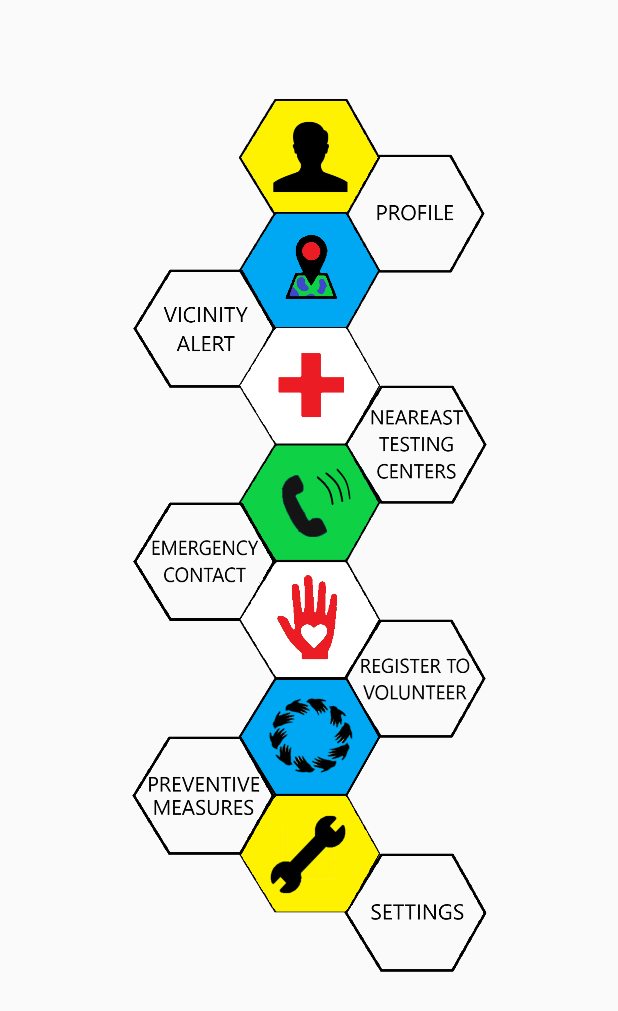
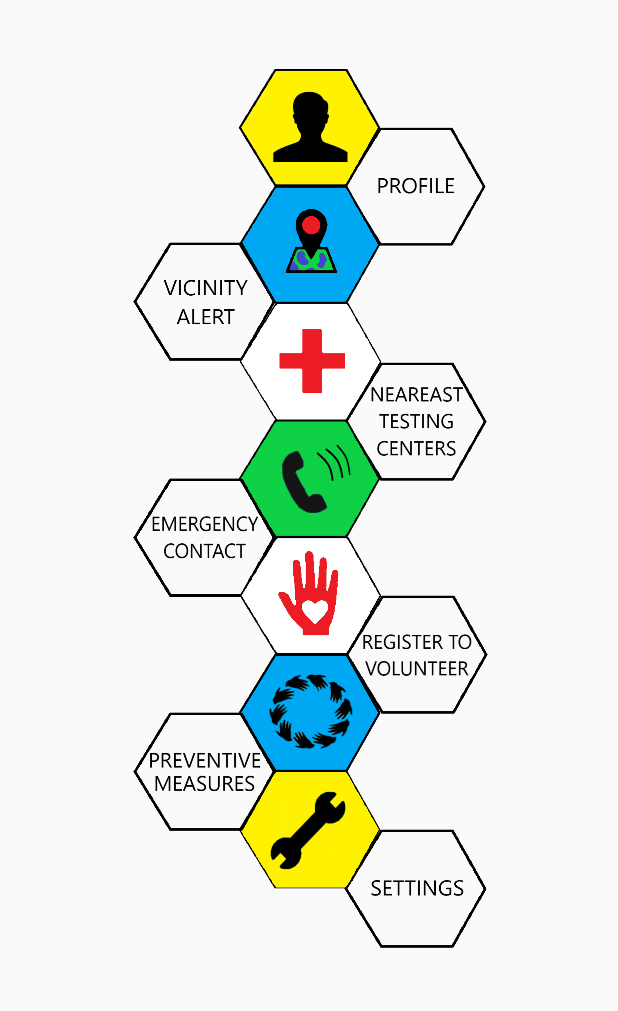
Before and after one commit to covidtracker192/KASH, an Android app: the home screen opened directly, with no data from a screen before it, on a phone screen of 412 x 824 dp. Shown: the top 1011 px of the screen. Run offline under Robolectric (Android 15) with nearby library versions, the light colour scheme and no system bars.

Commit message:
Changes made to home page

```diff
--- a/AndroidStudioProjects/KASH/app/src/main/AndroidManifest.xml
+++ b/AndroidStudioProjects/KASH/app/src/main/AndroidManifest.xml
@@ -14,7 +14,7 @@
         android:supportsRtl="true"
         android:theme="@style/AppTheme">
 
-        <activity android:name=".emergency_contact" />
+        <activity android:name=".emergency_contact"/>
         <activity android:name=".update_profile" />
         <!--
              The API key for Google Maps-based APIs is defined as a string resource.
--- a/AndroidStudioProjects/KASH/app/src/main/res/layout-land/activity_home.xml
+++ /dev/null
@@ -1,81 +0,0 @@
-<?xml version="1.0" encoding="utf-8"?>
-<androidx.constraintlayout.widget.ConstraintLayout xmlns:android="http://schemas.android.com/apk/res/android"
-    xmlns:app="http://schemas.android.com/apk/res-auto"
-    xmlns:tools="http://schemas.android.com/tools"
-    android:layout_width="match_parent"
-    android:layout_height="match_parent"
-    tools:context=".home">
-
-    <Button
-        android:id="@+id/button10"
-        android:layout_width="300dp"
-        android:layout_height="75dp"
-        android:layout_marginStart="10dp"
-        android:layout_marginTop="20dp"
-        android:layout_marginEnd="10dp"
-        android:background="#BDF3FB"
-        android:text="@string/path_highlight"
-        android:textColor="#000000"
-        android:textSize="26sp"
-        app:layout_constraintEnd_toEndOf="parent"
-        app:layout_constraintHorizontal_bias="0.529"
-        app:layout_constraintStart_toEndOf="@+id/button7"
-        app:layout_constraintTop_toBottomOf="@+id/button8" />
-
-    <Button
-        android:id="@+id/button9"
-        android:layout_width="300dp"
-        android:layout_height="75dp"
-        android:layout_marginTop="20dp"
-        android:background="#BDF3FB"
-        android:text="@string/settings"
-        android:textColor="#000000"
-        android:textSize="26sp"
-        app:layout_constraintEnd_toEndOf="parent"
-        app:layout_constraintStart_toStartOf="parent"
-        app:layout_constraintTop_toBottomOf="@+id/button7" />
-
-    <Button
-        android:id="@+id/button8"
-        android:layout_width="300dp"
-        android:layout_height="75dp"
-        android:layout_marginStart="10dp"
-        android:layout_marginEnd="10dp"
-        android:background="#BDF3FB"
-        android:text="@string/area_demographics"
-        android:textColor="#000000"
-        android:textSize="26sp"
-        app:layout_constraintEnd_toEndOf="parent"
-        app:layout_constraintHorizontal_bias="0.523"
-        app:layout_constraintStart_toEndOf="@+id/button2"
-        tools:layout_editor_absoluteY="65dp" />
-
-    <Button
-        android:id="@+id/button7"
-        android:layout_width="300dp"
-        android:layout_height="75dp"
-        android:layout_marginTop="20dp"
-        android:background="#BDF3FB"
-        android:text="@string/vicinity"
-        android:textColor="#000000"
-        android:textSize="26sp"
-        app:layout_constraintEnd_toEndOf="parent"
-        app:layout_constraintHorizontal_bias="0.106"
-        app:layout_constraintStart_toStartOf="parent"
-        app:layout_constraintTop_toBottomOf="@+id/button2" />
-
-    <Button
-        android:id="@+id/button2"
-        android:layout_width="300dp"
-        android:layout_height="75dp"
-        android:background="#BDF3FB"
-        android:text="@string/profile"
-        android:textColor="#000000"
-        android:textSize="26sp"
-        app:layout_constraintBottom_toBottomOf="parent"
-        app:layout_constraintEnd_toEndOf="parent"
-        app:layout_constraintHorizontal_bias="0.106"
-        app:layout_constraintStart_toStartOf="parent"
-        app:layout_constraintTop_toTopOf="parent"
-        app:layout_constraintVertical_bias="0.193" />
-</androidx.constraintlayout.widget.ConstraintLayout>
--- a/AndroidStudioProjects/KASH/app/src/main/res/layout/activity_home.xml
+++ b/AndroidStudioProjects/KASH/app/src/main/res/layout/activity_home.xml
@@ -10,8 +10,8 @@
         android:id="@+id/imageView2"
         android:layout_width="110dp"
         android:layout_height="110dp"
-        android:layout_marginStart="139dp"
-        android:layout_marginTop="87dp"
+        android:layout_marginStart="140dp"
+        android:layout_marginTop="69dp"
         android:clickable="true"
         android:onClick="openprofile"
         app:layout_constraintEnd_toEndOf="parent"
@@ -23,7 +23,7 @@
         android:id="@+id/imageView3"
         android:layout_width="110dp"
         android:layout_height="110dp"
-        android:layout_marginTop="50dp"
+        android:layout_marginTop="30dp"
         app:layout_constraintEnd_toEndOf="parent"
         app:layout_constraintStart_toStartOf="parent"
         app:layout_constraintTop_toTopOf="parent"
@@ -33,7 +33,7 @@
         android:id="@+id/imageView4"
         android:layout_width="110dp"
         android:layout_height="110dp"
-        android:layout_marginTop="125dp"
+        android:layout_marginTop="108dp"
         app:layout_constraintEnd_toEndOf="parent"
         app:layout_constraintStart_toStartOf="parent"
         app:layout_constraintTop_toTopOf="parent"
@@ -43,7 +43,7 @@
         android:id="@+id/imageView5"
         android:layout_width="110dp"
         android:layout_height="110dp"
-        android:layout_marginTop="164dp"
+        android:layout_marginTop="146dp"
         android:layout_marginEnd="140dp"
         android:clickable="true"
         android:onClick="openvicalert"
@@ -56,7 +56,8 @@
         android:id="@+id/imageView6"
         android:layout_width="110dp"
         android:layout_height="110dp"
-        android:layout_marginTop="202dp"
+        android:layout_marginStart="1dp"
+        android:layout_marginTop="186dp"
         app:layout_constraintEnd_toEndOf="parent"
         app:layout_constraintStart_toStartOf="parent"
         app:layout_constraintTop_toTopOf="parent"
@@ -67,7 +68,7 @@
         android:layout_width="110dp"
         android:layout_height="110dp"
         android:layout_marginStart="141dp"
-        android:layout_marginTop="241dp"
+        android:layout_marginTop="226dp"
         android:clickable="true"
         android:onClick="opentestcenter"
         app:layout_constraintEnd_toEndOf="parent"
@@ -79,7 +80,7 @@
         android:id="@+id/imageView9"
         android:layout_width="110dp"
         android:layout_height="110dp"
-        android:layout_marginTop="280dp"
+        android:layout_marginTop="264dp"
         app:layout_constraintEnd_toEndOf="parent"
         app:layout_constraintStart_toStartOf="parent"
         app:layout_constraintTop_toTopOf="parent"
@@ -89,7 +90,7 @@
         android:id="@+id/imageView10"
         android:layout_width="110dp"
         android:layout_height="110dp"
-        android:layout_marginTop="319dp"
+        android:layout_marginTop="303dp"
         android:layout_marginEnd="140dp"
         android:clickable="true"
         android:onClick="openemergencycontact"
@@ -102,7 +103,8 @@
         android:id="@+id/imageView11"
         android:layout_width="110dp"
         android:layout_height="110dp"
-        android:layout_marginTop="358dp"
+        android:layout_marginStart="2dp"
+        android:layout_marginTop="342dp"
         app:layout_constraintEnd_toEndOf="parent"
         app:layout_constraintStart_toStartOf="parent"
         app:layout_constraintTop_toTopOf="parent"
@@ -112,8 +114,8 @@
         android:id="@+id/imageView12"
         android:layout_width="110dp"
         android:layout_height="110dp"
-        android:layout_marginStart="140dp"
-        android:layout_marginTop="397dp"
+        android:layout_marginStart="143dp"
+        android:layout_marginTop="381dp"
         android:clickable="true"
         android:onClick="openvolunteer"
         app:layout_constraintEnd_toEndOf="parent"
@@ -125,7 +127,7 @@
         android:id="@+id/imageView13"
         android:layout_width="110dp"
         android:layout_height="110dp"
-        android:layout_marginTop="436dp"
+        android:layout_marginTop="420dp"
         app:layout_constraintEnd_toEndOf="parent"
         app:layout_constraintStart_toStartOf="parent"
         app:layout_constraintTop_toTopOf="parent"
@@ -136,7 +138,7 @@
         android:layout_width="110dp"
         android:layout_height="110dp"
         android:layout_marginStart="142dp"
-        android:layout_marginTop="553dp"
+        android:layout_marginTop="537dp"
         android:clickable="true"
         android:onClick="opensettings"
         app:layout_constraintEnd_toEndOf="parent"
@@ -148,7 +150,7 @@
         android:id="@+id/imageView15"
         android:layout_width="110dp"
         android:layout_height="110dp"
-        android:layout_marginTop="514dp"
+        android:layout_marginTop="498dp"
         app:layout_constraintEnd_toEndOf="parent"
         app:layout_constraintStart_toStartOf="parent"
         app:layout_constraintTop_toTopOf="parent"
@@ -158,8 +160,8 @@
         android:id="@+id/imageView17"
         android:layout_width="110dp"
         android:layout_height="110dp"
-        android:layout_marginTop="475dp"
-        android:layout_marginEnd="141dp"
+        android:layout_marginTop="459dp"
+        android:layout_marginEnd="140dp"
         android:clickable="true"
         android:onClick="openmeasures"
         app:layout_constraintEnd_toEndOf="parent"
```
Also changed, not shown: 101 other files.
